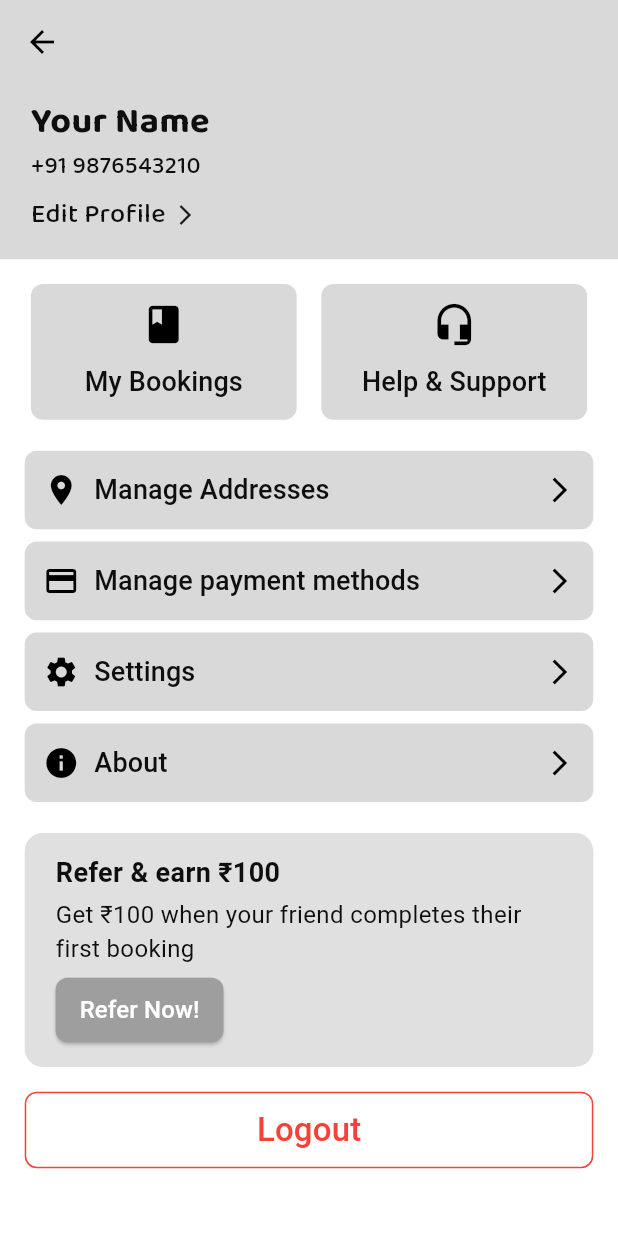
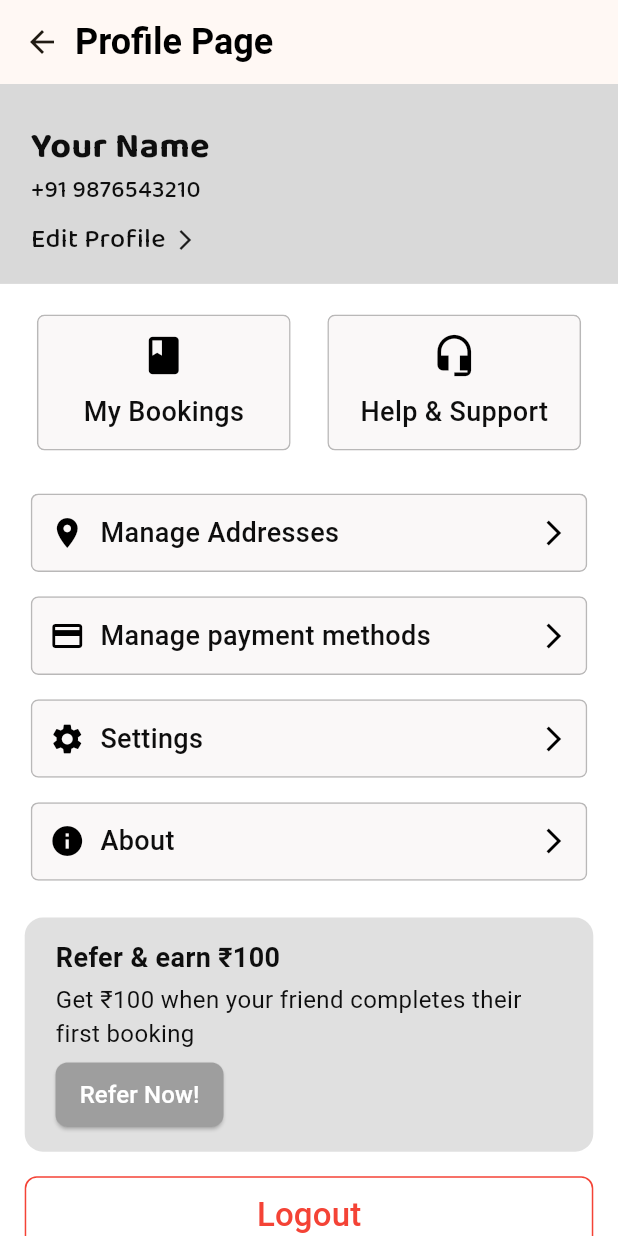
Before and after one commit to YesShubham01/zepair, a Flutter app: the ProfileScreen screen opened directly, on a phone screen of 412 x 824 dp. Run offline on Flutter 3.47's test engine with Material 3 defaults, Android fonts, the phone set to English and light mode, and no system bars; our stand-ins replace gap, lottie, pinput; missing offline and left inert: disclosure; Roboto replaces fonts that are missing (SF-Pro).

```diff
--- a/lib/modules/Manage Addresses Page/manage_addresses_page.dart
+++ b/lib/modules/Manage Addresses Page/manage_addresses_page.dart
@@ -44,10 +44,8 @@ class _ManageAddressesPageState extends State<ManageAddressesPage> {
 
     return Scaffold(
       backgroundColor: Colors.white,
-      appBar: const CustomAppBar(
-          applyBackButton: true,
-          title:
-              "Manage Addresses"), // Please add the back button in CustomAppBar.
+      appBar:
+          const CustomAppBar(applyBackButton: true, title: "Manage Addresses"),
       body: ListView(
         padding:
             EdgeInsets.symmetric(horizontal: w * 0.05, vertical: h * 0.005),
--- a/lib/modules/Profile Page/Support Widgets/profile_card.dart
+++ b/lib/modules/Profile Page/Support Widgets/profile_card.dart
@@ -1,13 +1,13 @@
 import 'package:flutter/material.dart';
 import 'package:gap/gap.dart';
 import 'package:zepair/utils/constants/colors.dart';
+import 'package:zepair/utils/custom%20widgets/custom_outline_card_widget.dart';
 import 'package:zepair/utils/custom%20widgets/custom_text.dart';
 
 class ProfileCard extends StatelessWidget {
   final IconData icon;
   final String text;
   final VoidCallback onTap;
-  final double width;
   late double w;
   late double h;
 
@@ -16,7 +16,6 @@ class ProfileCard extends StatelessWidget {
     required this.icon,
     required this.text,
     required this.onTap,
-    this.width = 150, // Default width
   });
 
   @override
@@ -25,16 +24,12 @@ class ProfileCard extends StatelessWidget {
     w = dimensions.width;
     h = dimensions.height;
     return SizedBox(
-      width: width,
-      child: TextButton(
-        onPressed: onTap,
-        style: TextButton.styleFrom(
-          backgroundColor: CustomColors.containerBg,
-          shape: RoundedRectangleBorder(
-            borderRadius: BorderRadius.circular(8),
-          ),
+      width: w * 0.30,
+      child: CustomCardWidget(
+        child: InkWell(
+          onTap: onTap,
+          child: Padding(
             padding: EdgeInsets.fromLTRB(0, h * 0.015, 0, h * 0.015),
-        ),
             child: Column(
               mainAxisAlignment: MainAxisAlignment.center,
               children: [
@@ -53,6 +48,8 @@ class ProfileCard extends StatelessWidget {
               ],
             ),
           ),
+        ),
+      ),
     );
   }
 }
--- a/lib/modules/Profile Page/Support Widgets/profile_menuItem.dart
+++ b/lib/modules/Profile Page/Support Widgets/profile_menuItem.dart
@@ -1,5 +1,6 @@
 import 'package:flutter/material.dart';
 import 'package:zepair/utils/constants/colors.dart';
+import 'package:zepair/utils/custom%20widgets/custom_outline_card_widget.dart';
 import 'package:zepair/utils/custom%20widgets/custom_text.dart';
 
 class ProfileMenuItem extends StatelessWidget {
@@ -23,16 +24,12 @@ class ProfileMenuItem extends StatelessWidget {
     h = dimensions.height;
     return Padding(
       padding: EdgeInsets.symmetric(horizontal: w * 0.04, vertical: h * 0.005),
-      child: TextButton(
-        onPressed: onTap,
-        style: TextButton.styleFrom(
-          backgroundColor: CustomColors.containerBg,
-          shape: RoundedRectangleBorder(
-            borderRadius: BorderRadius.circular(8),
-          ),
+      child: CustomCardWidget(
+        child: InkWell(
+          onTap: onTap,
+          child: Padding(
             padding:
                 EdgeInsets.fromLTRB(w * 0.03, h * 0.016, w * 0.03, h * 0.016),
-        ),
             child: Row(
               children: [
                 Icon(icon, size: 24, color: Colors.black),
@@ -51,6 +48,8 @@ class ProfileMenuItem extends StatelessWidget {
               ],
             ),
           ),
+        ),
+      ),
     );
   }
 }
--- a/lib/modules/Profile Page/profile_page.dart
+++ b/lib/modules/Profile Page/profile_page.dart
@@ -1,8 +1,10 @@
 import 'package:flutter/material.dart';
 import 'package:gap/gap.dart';
+import 'package:zepair/modules/Manage%20Addresses%20Page/manage_addresses_page.dart';
 import 'package:zepair/modules/Profile%20Page/Support%20Widgets/profile_card.dart';
 import 'package:zepair/modules/Profile%20Page/Support%20Widgets/profile_menuItem.dart';
 import 'package:zepair/utils/constants/colors.dart';
+import 'package:zepair/utils/custom%20widgets/custom_appbar.dart';
 import 'package:zepair/utils/custom%20widgets/custom_text.dart';
 
 class ProfileScreen extends StatefulWidget {
@@ -26,65 +28,58 @@ class _ProfileScreenState extends State<ProfileScreen> {
 
     return Scaffold(
       backgroundColor: Colors.white,
-      appBar: AppBar(
-        backgroundColor: CustomColors.containerBg,
-        leading: IconButton(
-          icon: const Icon(Icons.arrow_back, color: Colors.black),
-          onPressed: () {},
-        ),
+      appBar: const CustomAppBar(
+        title: "Profile Page",
+        applyBackButton: true,
       ),
       body: SingleChildScrollView(
         child: Column(
           crossAxisAlignment: CrossAxisAlignment.start,
           children: [
-            ProfileHeader(
-                name: name, phoneNumber: phoneNumber, width: w, height: h),
+            getProfileHeader(name: name, phoneNumber: phoneNumber),
             Gap(h * 0.02),
-            ProfileActions(width: w, height: h),
+            getProfileActions(),
             Gap(h * 0.02),
-            ProfileMenu(),
+            getProfileMenu(),
             Gap(h * 0.02),
-            ReferEarnSection(width: w, height: h),
+            getReferEarnSection(),
             Gap(h * 0.02),
-            LogoutButton(width: w),
-            Gap(h * 0.02),
+            getLogoutButton(),
+            Gap(h * 0.1),
           ],
         ),
       ),
     );
   }
-}
 
-Widget ProfileHeader({
+  Widget getProfileHeader({
     required String name,
     required String phoneNumber,
-  required double width,
-  required double height,
   }) {
     return Container(
-    padding: EdgeInsets.fromLTRB(width * 0.05, height * 0.01, 0, height * 0.02),
+      padding: EdgeInsets.fromLTRB(w * 0.05, h * 0.01, 0, h * 0.02),
       color: CustomColors.containerBg,
       child: Column(
         crossAxisAlignment: CrossAxisAlignment.start,
         children: [
+          Gap(h * 0.02),
           CustomText(
             text: name,
             size: 24,
             weight: FontWeight.bold,
             fontFamily: FontType.balooBhai2,
           ),
-        Gap(height * 0.001),
+          Gap(h * 0.001),
           CustomText(
             text: phoneNumber,
             size: 16,
             fontFamily: FontType.balooBhai2,
           ),
-        Gap(height * 0.01),
+          Gap(h * 0.01),
           _buildTapEffectRow(
             text: "Edit Profile",
             icon: Icons.arrow_forward_ios,
             onTap: () {},
-          width: width,
           ),
         ],
       ),
@@ -95,7 +90,6 @@ Widget _buildTapEffectRow({
     required String text,
     required IconData icon,
     required VoidCallback onTap,
-  required double width,
   }) {
     return Material(
       color: Colors.transparent,
@@ -111,7 +105,7 @@ Widget _buildTapEffectRow({
               fontFamily: FontType.balooBhai2,
               weight: FontWeight.w500,
             ),
-          Gap(width * 0.012),
+            Gap(w * 0.012),
             Icon(icon, size: 16),
           ],
         ),
@@ -119,9 +113,9 @@ Widget _buildTapEffectRow({
     );
   }
 
-Widget ProfileActions({required double width, required double height}) {
+  Widget getProfileActions() {
     return Padding(
-    padding: EdgeInsets.symmetric(horizontal: width * 0.05),
+      padding: EdgeInsets.symmetric(horizontal: w * 0.05),
       child: Row(
         children: [
           Expanded(
@@ -129,16 +123,14 @@ Widget ProfileActions({required double width, required double height}) {
               icon: Icons.book,
               text: "My Bookings",
               onTap: () {},
-            width: width * 0.30,
             ),
           ),
-        Gap(width * 0.04),
+          Gap(w * 0.04),
           Expanded(
             child: ProfileCard(
               icon: Icons.headset_mic,
               text: "Help & Support",
               onTap: () {},
-            width: width * 0.30,
             ),
           ),
         ],
@@ -146,13 +138,16 @@ Widget ProfileActions({required double width, required double height}) {
     );
   }
 
-Widget ProfileMenu() {
+  Widget getProfileMenu() {
     return Column(
       children: [
         ProfileMenuItem(
           icon: Icons.location_on,
           text: "Manage Addresses",
-        onTap: () {},
+          onTap: () {
+            Navigator.of(context).push(
+                MaterialPageRoute(builder: (_) => const ManageAddressesPage()));
+          },
         ),
         ProfileMenuItem(
           icon: Icons.payment,
@@ -173,12 +168,11 @@ Widget ProfileMenu() {
     );
   }
 
-Widget ReferEarnSection({required double width, required double height}) {
+  Widget getReferEarnSection() {
     return Padding(
-    padding: EdgeInsets.symmetric(horizontal: width * 0.04),
+      padding: EdgeInsets.symmetric(horizontal: w * 0.04),
       child: Container(
-      padding: EdgeInsets.fromLTRB(
-          width * 0.05, height * 0.017, width * 0.05, height * 0.017),
+        padding: EdgeInsets.fromLTRB(w * 0.05, h * 0.017, w * 0.05, h * 0.017),
         decoration: BoxDecoration(
           color: Colors.grey[300],
           borderRadius: BorderRadius.circular(12),
@@ -203,7 +197,8 @@ Widget ReferEarnSection({required double width, required double height}) {
               onPressed: () {},
               style: ElevatedButton.styleFrom(
                 backgroundColor: Colors.grey[500],
-              padding: const EdgeInsets.symmetric(horizontal: 16, vertical: 10),
+                padding:
+                    const EdgeInsets.symmetric(horizontal: 16, vertical: 10),
                 shape: RoundedRectangleBorder(
                   borderRadius: BorderRadius.circular(8),
                 ),
@@ -221,9 +216,9 @@ Widget ReferEarnSection({required double width, required double height}) {
     );
   }
 
-Widget LogoutButton({required double width}) {
+  Widget getLogoutButton() {
     return Padding(
-    padding: EdgeInsets.symmetric(horizontal: width * 0.04),
+      padding: EdgeInsets.symmetric(horizontal: w * 0.04),
       child: TextButton(
         onPressed: () {},
         style: TextButton.styleFrom(
@@ -243,3 +238,4 @@ Widget LogoutButton({required double width}) {
       ),
     );
   }
+}
--- a/lib/utils/custom widgets/custom_appbar.dart
+++ b/lib/utils/custom widgets/custom_appbar.dart
@@ -18,8 +18,7 @@ class CustomAppBar extends StatelessWidget implements PreferredSizeWidget {
       automaticallyImplyLeading: false,
       title: Row(
         children: [
-          applyBackButton ? _buildBackButton(context) : const Gap(0),
-          applyBackButton ? const Gap(10) : const Gap(5),
+          applyBackButton ? _buildBackButton(context) : const Gap(5),
           CustomText(
             text: title,
             size: 24,
@@ -37,11 +36,17 @@ class CustomAppBar extends StatelessWidget implements PreferredSizeWidget {
 
   _buildBackButton(BuildContext context) {
     return InkWell(
-        onTap: () {
-          Navigator.pop(context);
-        },
-        child: const Icon(
-          Icons.arrow_back,
-        ));
+      onTap: () {
+        Navigator.pop(context);
+      },
+      child: const Row(
+        children: [
+          Icon(
+            Icons.arrow_back,
+          ),
+          Gap(10),
+        ],
+      ),
+    );
   }
 }
```
Also changed, not shown: assets/lotties/search_animation.json (added, +1 -0 lines), lib/modules/Home Pages/Support Widgets/custom_searchbar.dart (+17 -1 lines), lib/modules/Home Pages/home_page.dart (+10 -2 lines), lib/modules/Home Pages/home_screen.dart (+34 -2 lines). Lines whose indentation alone changed are shown as unchanged.
